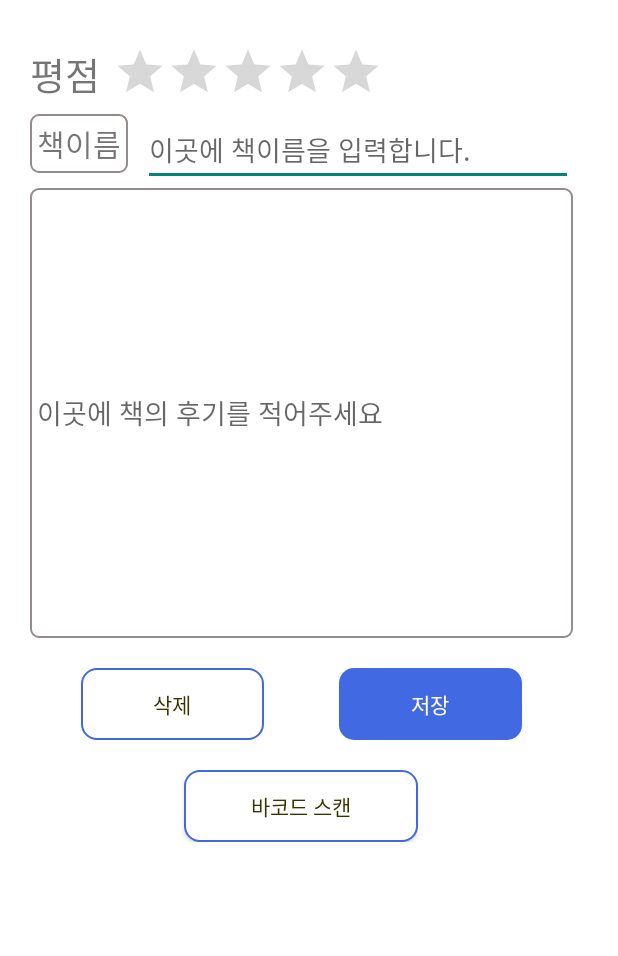
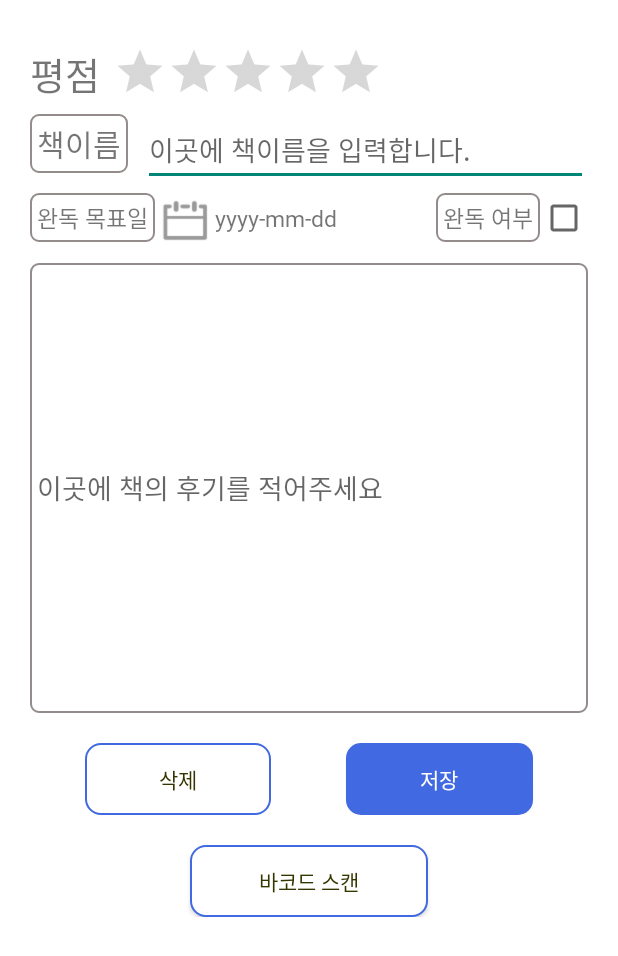
Before and after one commit to Young-Seok-Kim/YoungsBook, an Android app: the layout write_book_review.xml on its own in the app's theme, with its tools: preview values and no code run, on a phone screen of 412 x 824 dp. Shown: the top 956 px of the screen. Run offline under Robolectric (Android 15) with nearby library versions, the phone set to English and light mode, and no system bars.

Commit message:
완독 목표를 설정하고, 완독까지 남은 일수 혹은 완독 여부를 표시해주도록 코드추가

```diff
--- a/app/build.gradle
+++ b/app/build.gradle
@@ -13,8 +13,8 @@ android {
         minSdk 26
         multiDexEnabled true
         targetSdk 30
-        versionCode 25
-        versionName "1.2.1"
+        versionCode 26
+        versionName "1.2.2"
 
         testInstrumentationRunner "androidx.test.runner.AndroidJUnitRunner"
     }
--- a/app/src/main/java/com/youngsbook/ui/findUserInformation/FindUserInformation.kt
+++ b/app/src/main/java/com/youngsbook/ui/findUserInformation/FindUserInformation.kt
@@ -119,7 +119,7 @@ class FindUserInformation : DialogFragment() {
                     return
                 }
 
-                youngsProgress.startProgress(binding.progressbar) // 종료는 connectNetwork 안에서 해주므로 따로 해줄 필요는 없다
+                youngsProgress.startProgress(binding.progressbar)
                 youngsProgress.notTouchable(dialog?.window!!)
 
                 if(binding.radiobuttonFindID.isChecked){ // 아이디 찾기
--- a/app/src/main/java/com/youngsbook/ui/main/MainActivityModel.kt
+++ b/app/src/main/java/com/youngsbook/ui/main/MainActivityModel.kt
@@ -9,5 +9,7 @@ data class MainActivityModel(
     val STAR_RATING : Float,
     val BOOK_NAME : String,
     val READER_ID : String,
-    val REVIEW : String
+    val REVIEW : String,
+    val GOAL_READ_DATE : String,
+    val READ_COMPLETE : String
 )
--- /dev/null
+++ b/app/src/main/res/drawable/b_date.xml
@@ -0,0 +1,9 @@
+<?xml version="1.0" encoding="utf-8"?>
+<selector  xmlns:android="http://schemas.android.com/apk/res/android">
+    <item
+        android:state_pressed="true"
+        android:drawable="@drawable/btn_calendar_press" />
+    <item
+        android:state_pressed="false"
+        android:drawable="@drawable/btn_calendar" />
+</selector>
--- a/app/src/main/res/layout/activity_login.xml
+++ b/app/src/main/res/layout/activity_login.xml
@@ -100,7 +100,7 @@
         android:layout_width="match_parent"
         android:layout_height="wrap_content"
         android:id="@+id/linearLayout_ForgotLoginInfo"
-        android:layout_marginTop="10dp"
+        android:layout_marginTop="30dp"
         android:weightSum="5"
         android:gravity="right"
         app:layout_constraintTop_toBottomOf="@+id/linearLayout_Button">
--- a/app/src/main/res/layout/write_book_review.xml
+++ b/app/src/main/res/layout/write_book_review.xml
@@ -28,7 +28,6 @@
         android:layout_marginEnd="20dp"
         android:id="@+id/list"
         app:layout_constraintTop_toTopOf="parent"
-        android:paddingEnd="10dp"
         android:orientation="horizontal">
 
         <TextView
@@ -73,21 +72,66 @@
             android:layout_alignTop="@+id/textview_bookName"
             android:layout_marginLeft="10dp"
             android:layout_toRightOf="@+id/textview_bookName"
-            android:singleLine="true"
             android:ellipsize="end"
             android:fontFamily="@font/s_core_dream4"
-            android:hint="이곳에 책이름을 입력합니다." />
+            android:hint="이곳에 책이름을 입력합니다."
+            android:singleLine="true" />
+
+        <LinearLayout
+            android:id="@+id/linearLayout_GoalReadDate"
+            android:layout_width="match_parent"
+            android:layout_height="wrap_content"
+            android:layout_below="@+id/textview_bookName"
+            android:layout_marginTop="10dp"
+            android:orientation="horizontal">
+
+            <TextView
+                style="@style/ImageText_WidthWrapContent"
+                android:text="완독 목표일" />
+
+            <ImageButton
+                android:id="@+id/ImageButton_GoalReadDate"
+                android:layout_width="@dimen/image_button_width"
+                android:layout_height="@dimen/image_button_height"
+                android:background="@drawable/b_date" />
+
+            <TextView
+                android:id="@+id/textview_GoalReadDate"
+                android:layout_width="wrap_content"
+                android:layout_height="wrap_content"
+                android:layout_gravity="center"
+                android:fontFamily="@font/s_core_dream4"
+                android:textSize="15dp"
+                tools:text="yyyy-mm-dd" />
+
+            <View
+                android:layout_width="1dp"
+                android:layout_height="1dp"
+                android:layout_weight="1" />
+
+            <TextView
+                style="@style/ImageText_WidthWrapContent"
+                android:layout_marginLeft="10dp"
+                android:text="완독 여부" />
+
+            <CheckBox
+                android:id="@+id/checkbox_ReadComplete"
+                android:layout_width="wrap_content"
+                android:layout_height="wrap_content"
+                android:layout_gravity="center" />
+
+        </LinearLayout>
+
 
         <EditText
             android:id="@+id/editText_bookReview"
             android:layout_width="match_parent"
             android:layout_height="300dp"
-            android:layout_below="@+id/textview_bookName"
-            android:layout_alignStart="@+id/textview_bookName"
             android:layout_marginTop="10dp"
+            android:layout_below="@+id/linearLayout_GoalReadDate"
             android:background="@drawable/customlayout_textview"
             android:fontFamily="@font/s_core_dream4"
-            android:hint="이곳에 책의 후기를 적어주세요" />
+            android:hint="이곳에 책의 후기를 적어주세요"/>
 
         <LinearLayout
             android:layout_width="match_parent"
--- a/app/src/main/res/values/colors.xml
+++ b/app/src/main/res/values/colors.xml
@@ -15,4 +15,6 @@
     <color name="light_blue">#748BFF</color>
     <color name="deep_blue">#00008B</color>
     <color name="little_deep_blue">#33408D</color>
+    <color name="red">#FF0000</color>
+    <color name="orange">#ff7f00 </color>
 </resources>
--- a/app/src/main/res/values/dimens.xml
+++ b/app/src/main/res/values/dimens.xml
@@ -2,4 +2,9 @@
     <!-- Default screen margins, per the Android Design guidelines. -->
     <dimen name="activity_horizontal_margin">16dp</dimen>
     <dimen name="activity_vertical_margin">16dp</dimen>
+
+    <dimen name="image_button_width">40dp</dimen>
+    <dimen name="image_button_height">40dp</dimen>
+
+
 </resources>
--- a/app/src/main/res/values/styles.xml
+++ b/app/src/main/res/values/styles.xml
@@ -26,4 +26,25 @@
     <style name="SplashTheme" parent="Theme.AppCompat.NoActionBar">
         <item name="android:windowBackground">@drawable/youngs_book_splash</item>
     </style>
+
+    <style name="ImageText_WidthMatchParent" parent="@android:style/Widget.TextView">
+        <item name="android:layout_width">match_parent</item>
+        <item name="android:layout_height">wrap_content</item>
+        <item name="android:clickable">true</item>
+        <item name="android:layout_gravity">center</item>
+        <item name="android:background">@drawable/customlayout_textview</item>
+        <item name="android:fontFamily">@font/s_core_dream4</item>
+        <item name="android:textSize">15dp</item>
+    </style>
+
+    <style name="ImageText_WidthWrapContent" parent="@android:style/Widget.TextView">
+        <item name="android:layout_width">wrap_content</item>
+        <item name="android:layout_height">wrap_content</item>
+        <item name="android:layout_gravity">center</item>
+        <item name="android:clickable">true</item>
+        <item name="android:fontFamily">@font/s_core_dream4</item>
+        <item name="android:background">@drawable/customlayout_textview</item>
+        <item name="android:textSize">15dp</item>
+    </style>
+
 </resources>
```
Also changed, not shown: app/src/main/AndroidManifest.xml (+5 -2 lines), app/src/main/java/com/youngsbook/common/YoungsFunction.kt (+48 -6 lines), app/src/main/java/com/youngsbook/ui/bookreview/WriteBookReview.kt (+23 -21 lines), app/src/main/java/com/youngsbook/ui/main/MainActivity.kt (+4 -6 lines), app/src/main/java/com/youngsbook/ui/main/MainActivityAdapter.kt (+21 -3 lines), app/src/main/res/drawable/b_time.xml (added, +9 -0 lines), app/src/main/res/layout/recyclerview_book_item.xml (+21 -2 lines), app/src/main/res/drawable/btn_calendar.png (added), app/src/main/res/drawable/btn_calendar_press.png (added), app/src/main/res/drawable/btn_time.png (added), app/src/main/res/drawable/btn_time_press.png (added).
